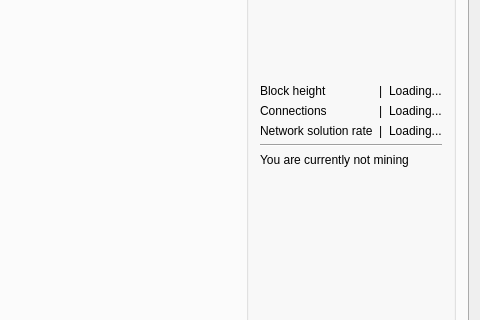
Before: the Qt Designer form src/mainwindow.ui in DeckerSU/zec-qt-wallet, drawn with Qt 5; both pictures show x 488 to 968 and y 195 to 515 of the 968 by 616 pixel window.
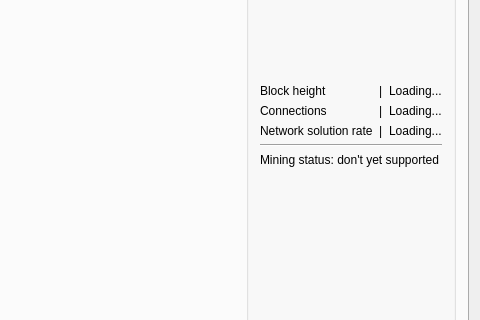
After: the same form once the commit is applied. The open tabs and pages were chosen to show the change. Icons and pictures are not drawn. Custom widgets are drawn as their Qt base class.

Commit message: + mining status message

Patch:
```diff
--- a/src/mainwindow.ui
+++ b/src/mainwindow.ui
@@ -881,7 +881,7 @@
              <item row="5" column="0" colspan="3">
               <widget class="QLabel" name="label_14">
                <property name="text">
-                <string>You are currently not mining</string>
+                <string>Mining status: don't yet supported</string>
                </property>
               </widget>
              </item>
```
